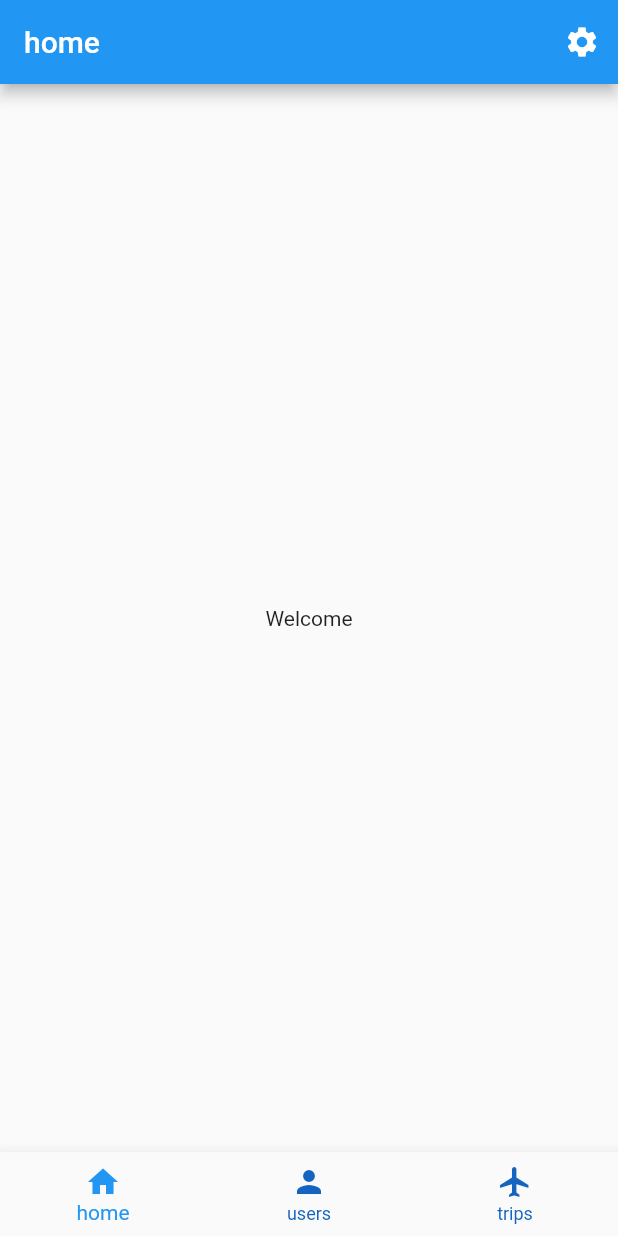
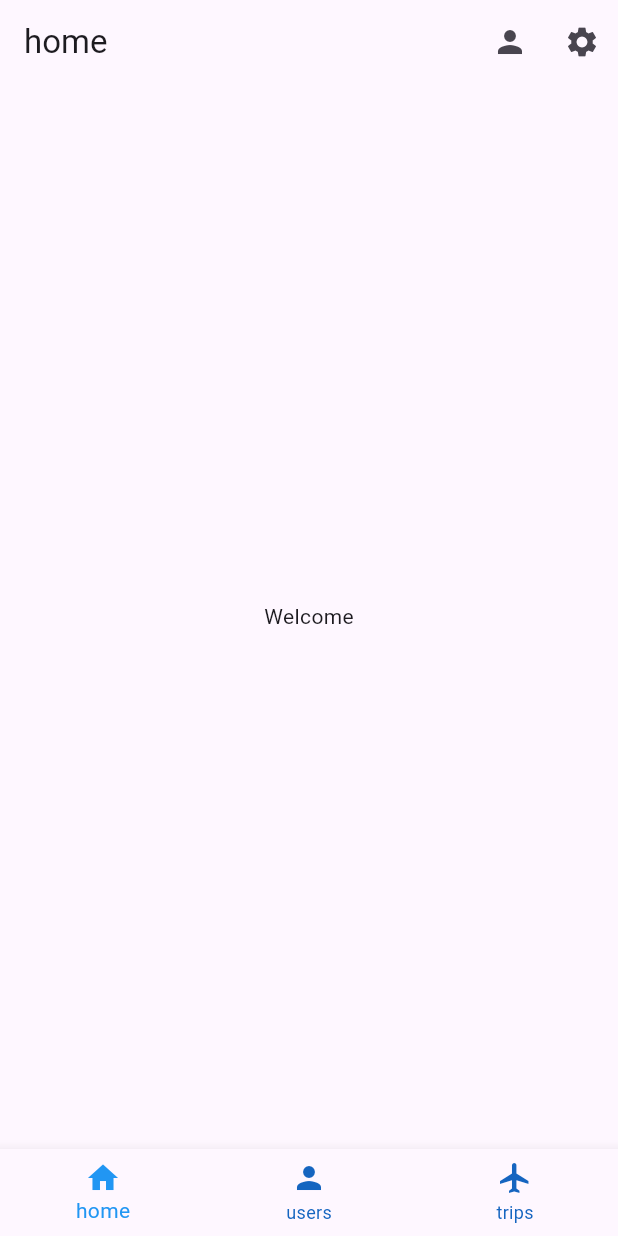
Before and after one commit to triplan-planning/front-flutter, a Flutter app: the screen it shows after launch, on a phone screen of 412 x 824 dp. Run offline on Flutter 3.47's test engine with Material 2 defaults, Android fonts, the light colour scheme and no system bars; generated files the repository leaves out were written again.

Commit message:
Better design 💪

```diff
--- a/lib/src/app.dart
+++ b/lib/src/app.dart
@@ -61,8 +61,14 @@ class MyApp extends StatelessWidget {
           // Define a light and dark color theme. Then, read the user's
           // preferred ThemeMode (light, dark, or system default) from the
           // SettingsController to display the correct theme.
-          theme: ThemeData(),
-          darkTheme: ThemeData.dark(),
+          theme: ThemeData(
+            brightness: Brightness.light,
+            useMaterial3: true,
+          ),
+          darkTheme: ThemeData(
+            brightness: Brightness.dark,
+            useMaterial3: true,
+          ),
           themeMode: settingsController.themeMode,
 
           home: const HomePage(),
--- a/lib/src/pages/homepage.dart
+++ b/lib/src/pages/homepage.dart
@@ -47,22 +47,32 @@ class _HomePageState extends State<HomePage> {
   @override
   Widget build(BuildContext context) {
     MyPage selectedPage = _pages.elementAt(_selectedIndex);
-    FloatingActionButton? newButton;
-    switch (selectedPage.title) {
-      case "users":
-        newButton = FloatingActionButton(
-          onPressed: () {
-            Navigator.pushNamed(context, CreateUserForm.routeName);
-          },
-          child: const Icon(Icons.add),
-        );
-        break;
-      default:
-    }
+
     return Scaffold(
       appBar: AppBar(
+        shape: BeveledRectangleBorder(borderRadius: BorderRadius.circular(8)),
         title: Text(selectedPage.title),
         actions: [
+          IconButton(
+            icon: const Icon(Icons.person),
+            onPressed: () {
+              showDialog(
+                context: context,
+                builder: (context) {
+                  return SimpleDialog(
+                    shape: RoundedRectangleBorder(
+                        borderRadius: BorderRadius.circular(8)),
+                    alignment: Alignment.topCenter,
+                    title: Text("Current user: ???"),
+                    children: [
+                      Text('hey'),
+                    ],
+                  );
+                },
+              );
+              // Navigator.restorablePushNamed(context, SettingsView.routeName);
+            },
+          ),
           IconButton(
             icon: const Icon(Icons.settings),
             onPressed: () {
@@ -84,8 +94,6 @@ class _HomePageState extends State<HomePage> {
         currentIndex: _selectedIndex,
         onTap: _onItemTapped,
       ),
-      floatingActionButtonLocation: FloatingActionButtonLocation.miniEndFloat,
-      floatingActionButton: newButton,
     );
   }
 }
```
Also changed, not shown: lib/src/forms/create_user_form.dart (+19 -14 lines), lib/src/pages/user_detail_view.dart (+25 -0 lines), lib/src/pages/user_list_view.dart (+21 -4 lines).
